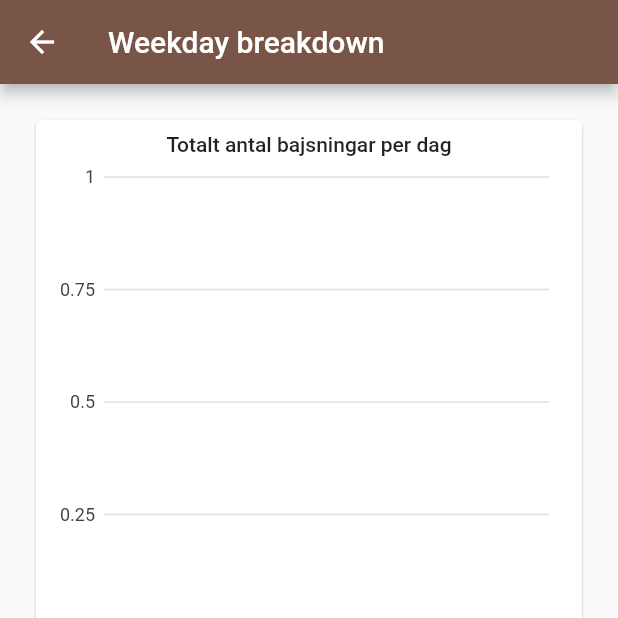
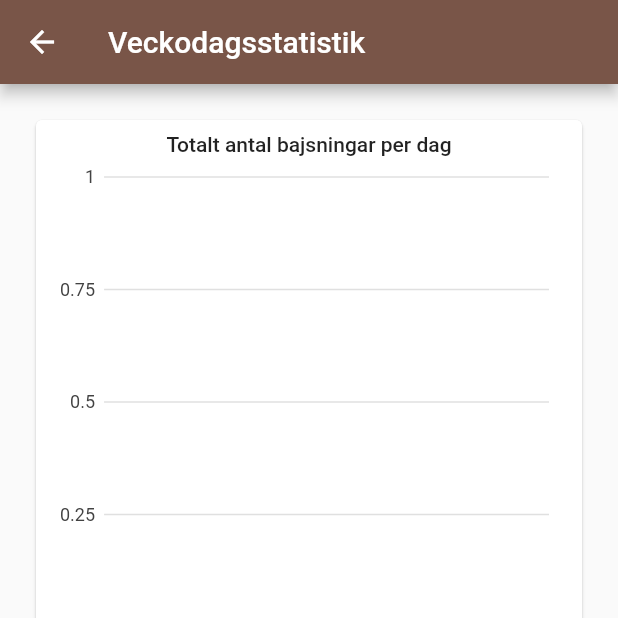
Before and after one commit to elisabet123/bajsappen, a Flutter app: the WeekdayStats screen opened directly with empty values, after a tap on "Din populäraste bajsardag:", on a phone screen of 412 x 824 dp, the top half of it. Run offline on Flutter 3.47's test engine with Material 2 defaults, Android fonts, the phone set to English and light mode, and no system bars; our stand-ins replace charts_flutter.

Commit message:
App in Swedish rn

```diff
--- a/lib/statistics/weekday.dart
+++ b/lib/statistics/weekday.dart
@@ -99,7 +99,7 @@ class WeekdayStatsState extends State<WeekdayStats> {
         builder: (BuildContext context) {
           return Scaffold(
             appBar: AppBar(
-              title: Text('Weekday breakdown'),
+              title: Text('Veckodagsstatistik'),
             ),
             body: chart,
           );
```
